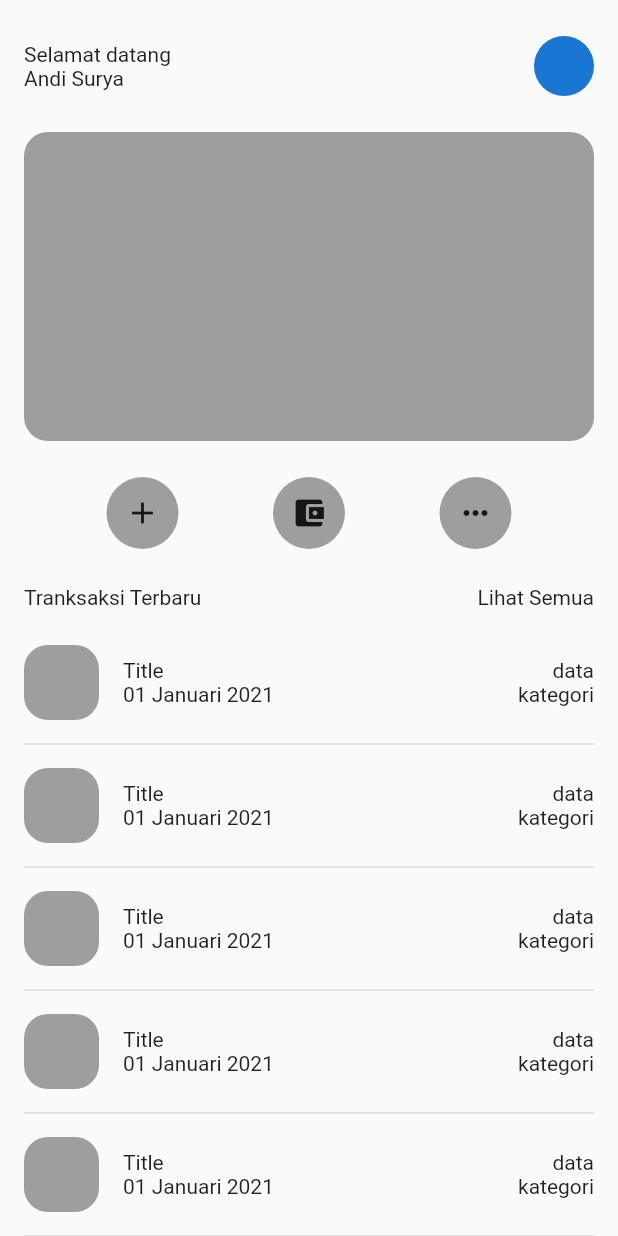
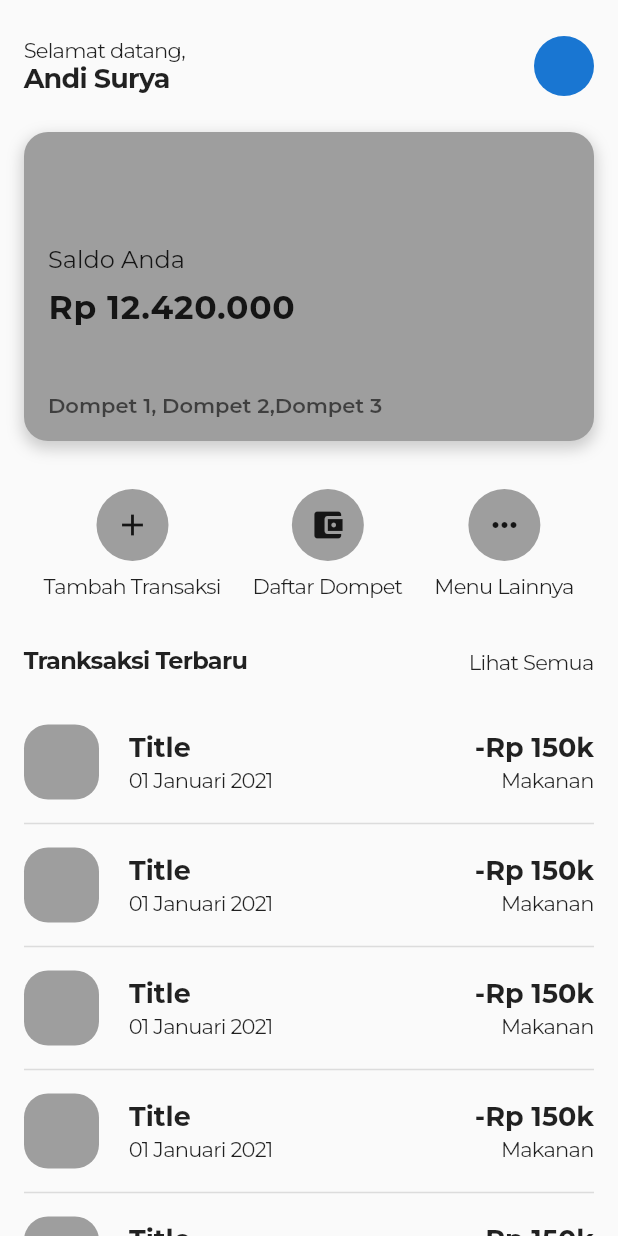
Before and after one commit to andisoer/money-book, a Flutter app: the screen it shows after launch, on a phone screen of 412 x 824 dp. Run offline on Flutter 3.47's test engine with Material 2 defaults, Android fonts, the phone set to English and light mode, and no system bars; our stand-ins replace google_fonts.

Commit message:
finishing base layout home, refractor widget

```diff
--- /dev/null
+++ b/lib/common/config/themes.dart
@@ -0,0 +1,5 @@
+class AppTheme {
+  static final textStyle = _TextStyles();
+}
+
+class _TextStyles {}
--- a/lib/features/home/presentation/page/home_page.dart
+++ b/lib/features/home/presentation/page/home_page.dart
@@ -1,5 +1,9 @@
 import 'package:flutter/material.dart';
+import 'package:google_fonts/google_fonts.dart';
 import 'package:money_book/features/home/presentation/widget/item_transaction.dart';
+import 'package:money_book/features/home/presentation/widget/menu_action.dart';
+import 'package:money_book/features/home/presentation/widget/user_information.dart';
+import 'package:money_book/features/home/presentation/widget/wallet_card.dart';
 
 class HomePage extends StatelessWidget {
   const HomePage({Key? key}) : super(key: key);
@@ -14,102 +18,43 @@ class HomePage extends StatelessWidget {
             const SizedBox(
               height: 24,
             ),
+            const UserInformation(),
+            const SizedBox(
+              height: 24,
+            ),
+            const WalletCard(),
+            const SizedBox(
+              height: 32,
+            ),
+            const MenuAction(),
+            const SizedBox(
+              height: 32,
+            ),
             Container(
               margin: const EdgeInsets.symmetric(horizontal: 16),
               child: Row(
                 mainAxisAlignment: MainAxisAlignment.spaceBetween,
                 children: [
-                  Column(
-                    crossAxisAlignment: CrossAxisAlignment.start,
-                    children: const [
-                      Text('Selamat datang'),
-                      Text('Andi Surya'),
-                    ],
+                  Text(
+                    'Tranksaksi Terbaru',
+                    style: GoogleFonts.montserrat(
+                      fontWeight: FontWeight.w700,
+                      fontSize: 16,
+                      letterSpacing: -0.5,
+                    ),
                   ),
-                  CircleAvatar(
-                    child: Container(),
+                  Text(
+                    'Lihat Semua',
+                    style: GoogleFonts.montserrat(
+                      fontSize: 14,
+                      letterSpacing: -0.5,
+                    ),
                   ),
                 ],
               ),
             ),
             const SizedBox(
               height: 24,
-            ),
-            Container(
-              margin: const EdgeInsets.symmetric(horizontal: 16),
-              height: MediaQuery.of(context).size.height * 1 / 4,
-              decoration: const BoxDecoration(
-                color: Colors.grey,
-                borderRadius: BorderRadius.all(
-                  Radius.circular(16),
-                ),
-              ),
-            ),
-            const SizedBox(
-              height: 24,
-            ),
-            Row(
-              mainAxisAlignment: MainAxisAlignment.spaceEvenly,
-              children: [
-                const SizedBox(
-                  width: 24,
-                ),
-                Container(
-                  decoration: const BoxDecoration(
-                    color: Colors.grey,
-                    shape: BoxShape.circle,
-                  ),
-                  child: IconButton(
-                    onPressed: () {},
-                    icon: const Icon(Icons.add),
-                  ),
-                ),
-                const SizedBox(
-                  width: 16,
-                ),
-                Container(
-                  decoration: const BoxDecoration(
-                    color: Colors.grey,
-                    shape: BoxShape.circle,
-                  ),
-                  child: IconButton(
-                    onPressed: () {},
-                    icon: const Icon(Icons.account_balance_wallet),
-                  ),
-                ),
-                const SizedBox(
-                  width: 16,
-                ),
-                Container(
-                  decoration: const BoxDecoration(
-                    color: Colors.grey,
-                    shape: BoxShape.circle,
-                  ),
-                  child: IconButton(
-                    onPressed: () {},
-                    icon: const Icon(Icons.more_horiz),
-                  ),
-                ),
-                const SizedBox(
-                  width: 24,
-                ),
-              ],
-            ),
-            const SizedBox(
-              height: 24,
-            ),
-            Container(
-              margin: const EdgeInsets.symmetric(horizontal: 16),
-              child: Row(
-                mainAxisAlignment: MainAxisAlignment.spaceBetween,
-                children: const [
-                  Text('Tranksaksi Terbaru'),
-                  Text('Lihat Semua'),
-                ],
-              ),
-            ),
-            const SizedBox(
-              height: 16,
             ),
             const ItemTransaction(),
             const ItemTransaction(),
--- /dev/null
+++ b/lib/features/home/presentation/widget/item_action.dart
@@ -0,0 +1,38 @@
+import 'package:flutter/material.dart';
+import 'package:google_fonts/google_fonts.dart';
+
+class ItemAction extends StatelessWidget {
+  final String title;
+  final Widget icon;
+  const ItemAction({
+    required this.title,
+    required this.icon,
+    Key? key,
+  }) : super(key: key);
+
+  @override
+  Widget build(BuildContext context) {
+    return Column(
+      children: [
+        Container(
+          decoration: const BoxDecoration(
+            color: Colors.grey,
+            shape: BoxShape.circle,
+          ),
+          child: IconButton(onPressed: () {}, icon: icon),
+        ),
+        const SizedBox(
+          height: 8,
+        ),
+        Text(
+          title,
+          style: GoogleFonts.montserrat(
+            fontSize: 14,
+            fontWeight: FontWeight.w400,
+            letterSpacing: -0.5,
+          ),
+        ),
+      ],
+    );
+  }
+}
--- a/lib/features/home/presentation/widget/item_transaction.dart
+++ b/lib/features/home/presentation/widget/item_transaction.dart
@@ -1,4 +1,5 @@
 import 'package:flutter/material.dart';
+import 'package:google_fonts/google_fonts.dart';
 
 class ItemTransaction extends StatelessWidget {
   const ItemTransaction({
@@ -27,19 +28,50 @@ class ItemTransaction extends StatelessWidget {
                 ),
               ),
               const SizedBox(
-                width: 16,
+                width: 20,
               ),
               Column(
                 crossAxisAlignment: CrossAxisAlignment.start,
-                children: const [
-                  Text('Title'),
-                  Text('01 Januari 2021'),
+                children: [
+                  Text(
+                    'Title',
+                    style: GoogleFonts.montserrat(
+                        fontWeight: FontWeight.w700, fontSize: 18),
+                  ),
+                  const SizedBox(
+                    height: 2,
+                  ),
+                  Text(
+                    '01 Januari 2021',
+                    style: GoogleFonts.montserrat(
+                      fontSize: 14,
+                      letterSpacing: -0.5,
+                    ),
+                  ),
                 ],
               ),
               Expanded(
                 child: Column(
                   crossAxisAlignment: CrossAxisAlignment.end,
-                  children: const [Text('data'), Text('kategori')],
+                  children: [
+                    Text(
+                      '-Rp 150k',
+                      style: GoogleFonts.montserrat(
+                        fontWeight: FontWeight.w700,
+                        fontSize: 18,
+                      ),
+                    ),
+                    const SizedBox(
+                      height: 2,
+                    ),
+                    Text(
+                      'Makanan',
+                      style: GoogleFonts.montserrat(
+                        fontSize: 14,
+                        letterSpacing: -0.5,
+                      ),
+                    )
+                  ],
                 ),
               ),
             ],
--- /dev/null
+++ b/lib/features/home/presentation/widget/menu_action.dart
@@ -0,0 +1,41 @@
+import 'package:flutter/material.dart';
+import 'package:money_book/features/home/presentation/widget/item_action.dart';
+
+class MenuAction extends StatelessWidget {
+  const MenuAction({
+    Key? key,
+  }) : super(key: key);
+
+  @override
+  Widget build(BuildContext context) {
+    return Row(
+      mainAxisAlignment: MainAxisAlignment.spaceEvenly,
+      children: const [
+        SizedBox(
+          width: 24,
+        ),
+        ItemAction(
+          title: 'Tambah Transaksi',
+          icon: Icon(Icons.add),
+        ),
+        SizedBox(
+          width: 16,
+        ),
+        ItemAction(
+          title: 'Daftar Dompet',
+          icon: Icon(Icons.account_balance_wallet),
+        ),
+        SizedBox(
+          width: 16,
+        ),
+        ItemAction(
+          title: 'Menu Lainnya',
+          icon: Icon(Icons.more_horiz),
+        ),
+        SizedBox(
+          width: 24,
+        ),
+      ],
+    );
+  }
+}
--- /dev/null
+++ b/lib/features/home/presentation/widget/user_information.dart
@@ -0,0 +1,44 @@
+import 'package:flutter/material.dart';
+import 'package:google_fonts/google_fonts.dart';
+
+class UserInformation extends StatelessWidget {
+  const UserInformation({
+    Key? key,
+  }) : super(key: key);
+
+  @override
+  Widget build(BuildContext context) {
+    return Container(
+      margin: const EdgeInsets.symmetric(horizontal: 16),
+      child: Row(
+        mainAxisAlignment: MainAxisAlignment.spaceBetween,
+        children: [
+          Column(
+            crossAxisAlignment: CrossAxisAlignment.start,
+            children: [
+              Text(
+                'Selamat datang,',
+                style: GoogleFonts.montserrat(
+                  fontWeight: FontWeight.w400,
+                  letterSpacing: -0.5,
+                  fontSize: 14,
+                ),
+              ),
+              Text(
+                'Andi Surya',
+                style: GoogleFonts.montserrat(
+                  fontWeight: FontWeight.w700,
+                  fontSize: 18,
+                  letterSpacing: -0.5,
+                ),
+              ),
+            ],
+          ),
+          CircleAvatar(
+            child: Container(),
+          ),
+        ],
+      ),
+    );
+  }
+}
--- /dev/null
+++ b/lib/features/home/presentation/widget/wallet_card.dart
@@ -0,0 +1,74 @@
+import 'package:flutter/material.dart';
+import 'package:google_fonts/google_fonts.dart';
+
+class WalletCard extends StatelessWidget {
+  const WalletCard({
+    Key? key,
+  }) : super(key: key);
+
+  @override
+  Widget build(BuildContext context) {
+    return Container(
+      padding: const EdgeInsets.all(16),
+      margin: const EdgeInsets.symmetric(horizontal: 16),
+      height: MediaQuery.of(context).size.height * 1 / 4,
+      decoration: BoxDecoration(
+        color: Colors.grey,
+        borderRadius: const BorderRadius.all(
+          Radius.circular(16),
+        ),
+        boxShadow: [
+          BoxShadow(
+            color: Colors.grey.withOpacity(0.5),
+            blurRadius: 8,
+            spreadRadius: 1,
+            offset: const Offset(0, 4),
+          )
+        ],
+      ),
+      child: Stack(
+        alignment: AlignmentDirectional.bottomStart,
+        children: [
+          Row(
+            children: [
+              Column(
+                crossAxisAlignment: CrossAxisAlignment.start,
+                mainAxisAlignment: MainAxisAlignment.center,
+                children: [
+                  Text(
+                    'Saldo Anda',
+                    style: GoogleFonts.montserrat(
+                      fontWeight: FontWeight.w400,
+                      fontSize: 16,
+                    ),
+                  ),
+                  const SizedBox(
+                    height: 8,
+                  ),
+                  Text(
+                    'Rp 12.420.000',
+                    style: GoogleFonts.montserrat(
+                      fontWeight: FontWeight.w700,
+                      fontSize: 22,
+                      letterSpacing: 0.5,
+                    ),
+                  ),
+                ],
+              ),
+            ],
+          ),
+          Positioned(
+            child: Text(
+              'Dompet 1, Dompet 2,Dompet 3',
+              style: GoogleFonts.montserrat(
+                fontWeight: FontWeight.w600,
+                color: Colors.black.withOpacity(0.6),
+                fontSize: 14,
+              ),
+            ),
+          ),
+        ],
+      ),
+    );
+  }
+}
--- a/pubspec.yaml
+++ b/pubspec.yaml
@@ -38,6 +38,7 @@ dependencies:
   hive_flutter: ^1.1.0
   bloc: ^8.0.3
   flutter_bloc: ^8.0.1
+  google_fonts: ^3.0.1
 
 dev_dependencies:
   flutter_test:
```
